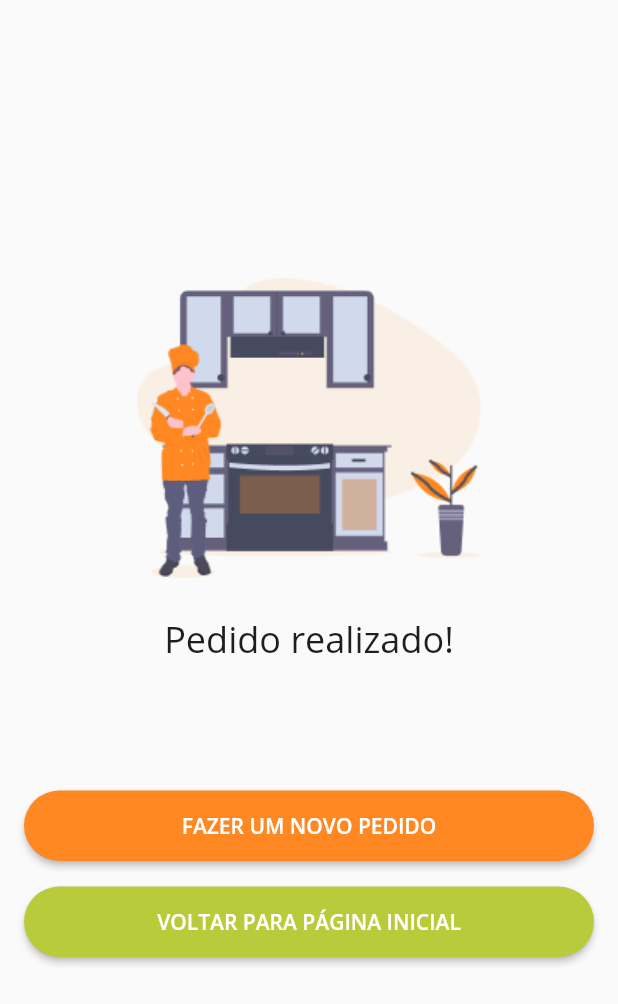
After one commit to thasciano/appetit_app, a Flutter app: the FinalizarPedidoPage screen opened directly, on a phone screen of 412 x 824 dp. The commit adds this screen. Shown: the top 1004 px of the screen. Run offline on Flutter 3.47's test engine with Material 2 defaults, Android fonts, the phone set to English and light mode, and no system bars.

Commit message:
Criado a página de finalizar pedido. Botão foi atualizado para receber o parametro fontSize, pois o as páginas que os utilizam colocam fontes em tamanhos diferenciados.

```diff
--- /dev/null
+++ b/lib/pages/finalizar_pedido_page.dart
@@ -0,0 +1,44 @@
+import 'package:appetit_app/pages/historico_pedidos_page.dart';
+import 'package:appetit_app/pages/novo_pedido_page.dart';
+import 'package:appetit_app/utils/Constants.dart';
+import 'package:appetit_app/utils/nav.dart';
+import 'package:appetit_app/widgets/orange_button.dart';
+import 'package:flutter/material.dart';
+
+class FinalizarPedidoPage extends StatelessWidget {
+  @override
+  Widget build(BuildContext context) {
+    return Scaffold(
+
+      body: Container(
+        margin: EdgeInsets.all(16),
+          child: Column(
+            mainAxisAlignment: MainAxisAlignment.center,
+            children: <Widget>[
+              Image.asset("assets/images/ic_pedido_finalizado.png", width: 230, height: 200,),
+              Container(
+                margin: EdgeInsets.only(top: 24),
+                child: Text("Pedido realizado!",
+                    textAlign: TextAlign.center,
+                    style: TextStyle(fontSize: 24, color: Constants.primary_text)),
+              ),
+              Container(
+                margin: EdgeInsets.only(top:84),
+                width: MediaQuery.of(context).size.width,
+                child: OrangeButton('FAZER UM NOVO PEDIDO', 14.0, Constants.primary_color, (){
+                  pushReplacement(context, NovoPedidoPage());
+                }),
+              ),
+              Container(
+                margin: EdgeInsets.only(top:16),
+                width: MediaQuery.of(context).size.width,
+                child: OrangeButton('VOLTAR PARA PÁGINA INICIAL', 14.0, Constants.verde, (){
+                  pushReplacement(context, HistoricoPedidosPage());
+                }),
+              ),
+            ],
+          )),
+
+    );
+  }
+}
--- a/lib/pages/login_page.dart
+++ b/lib/pages/login_page.dart
@@ -102,7 +102,7 @@ class _LoginPageState extends State<LoginPage> {
           Container(
             margin: EdgeInsets.only(top:40),
             width: MediaQuery.of(context).size.width,
-            child: OrangeButton('ENTRAR', Constants.primary_color, (){
+            child: OrangeButton('ENTRAR', 20.0, Constants.primary_color, (){
               pushReplacement(context, HistoricoPedidosPage());
             }),
           ),
--- a/lib/widgets/orange_button.dart
+++ b/lib/widgets/orange_button.dart
@@ -7,10 +7,11 @@ import 'package:flutter/material.dart';
 class OrangeButton extends StatelessWidget {
 
   String text;
+  double fontSize;
   Function onPress;
   Color color;
 
-  OrangeButton(this.text, this.color, this.onPress);
+  OrangeButton(this.text, this.fontSize, this.color, this.onPress);
 
   @override
   Widget build(BuildContext context) {
@@ -22,7 +23,7 @@ class OrangeButton extends StatelessWidget {
         padding: EdgeInsets.fromLTRB(16, 14, 16, 14),
         child: Text(
             text,
-            style: TextStyle(fontSize: 20, fontWeight: FontWeight.w600, color: Colors.white)
+            style: TextStyle(fontSize: fontSize, fontWeight: FontWeight.w600, color: Colors.white)
         ),
       ),
     );
--- a/pubspec.yaml
+++ b/pubspec.yaml
@@ -45,6 +45,7 @@ flutter:
     - assets/images/logo.png
     - assets/images/ic_password.png
     - assets/images/ic_filter.png
+    - assets/images/ic_pedido_finalizado.png
 
   # An image asset can refer to one or more resolution-specific "variants", see
   # https://flutter.dev/assets-and-images/#resolution-aware.
```
Also changed, not shown: lib/pages/novo_pedido_page.dart (+81 -0 lines), assets/images/ic_pedido_finalizado.png (added).
